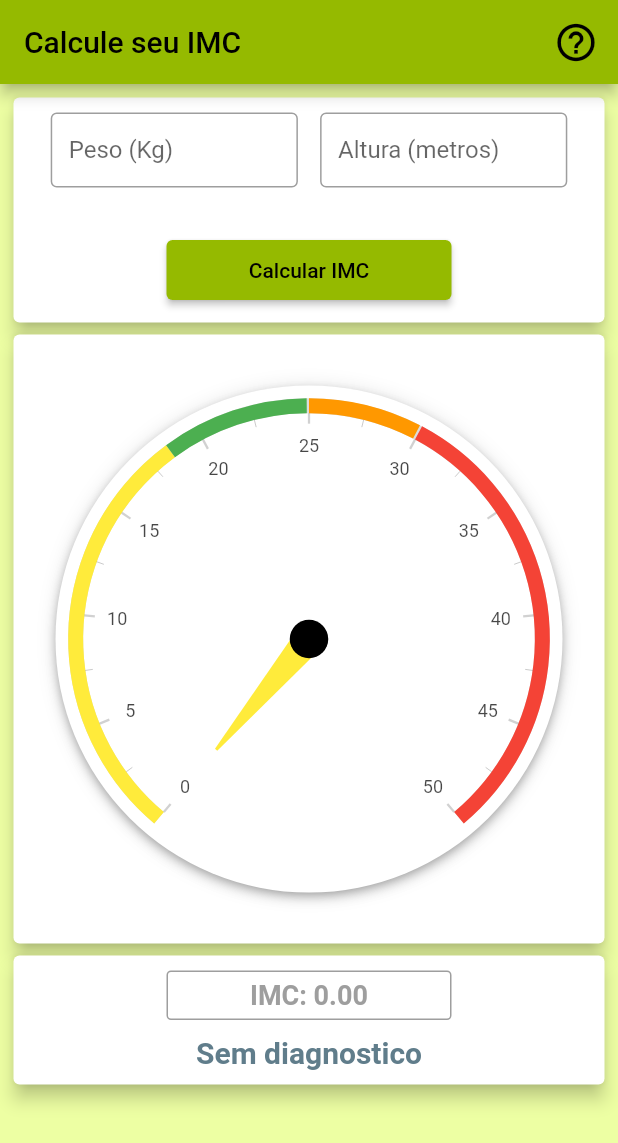
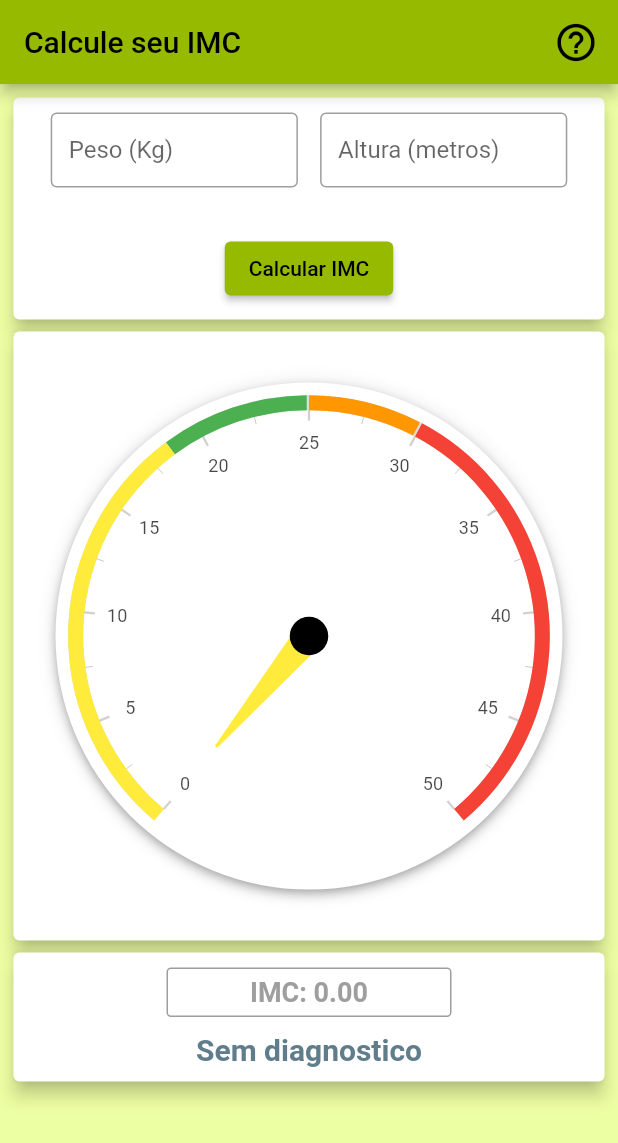
Before and after one commit to joaovitorpd/calculo_imc, a Flutter app: the screen it shows after launch, on a phone screen of 412 x 824 dp. Shown: the top 1143 px of the screen. Run offline on Flutter 3.47's test engine with Material 2 defaults, Android fonts, the phone set to English and light mode, and no system bars; drawn by our look-alikes of syncfusion_flutter_gauges; our stand-ins replace brasil_fields.

Commit message:
BotaoPadraoAcao updated for accessibility text resizing

```diff
--- a/lib/widgets/botao_padrao_acao.dart
+++ b/lib/widgets/botao_padrao_acao.dart
@@ -13,12 +13,14 @@ class BotaoPadraoAcao extends StatelessWidget {
 
   @override
   Widget build(BuildContext context) {
-    return Container(
-      width: 200,
-      height: 50,
-      padding: const EdgeInsets.all(5),
+    return SizedBox(
+      //width: 200,
+      //height: 50,
       child: ElevatedButton(
-        child: const Text('Calcular IMC'),
+        child: const Text(
+          'Calcular IMC',
+          textAlign: TextAlign.center,
+        ),
         onPressed: () {
           funcaoDoBotao();
           FocusManager.instance.primaryFocus?.unfocus();
```
